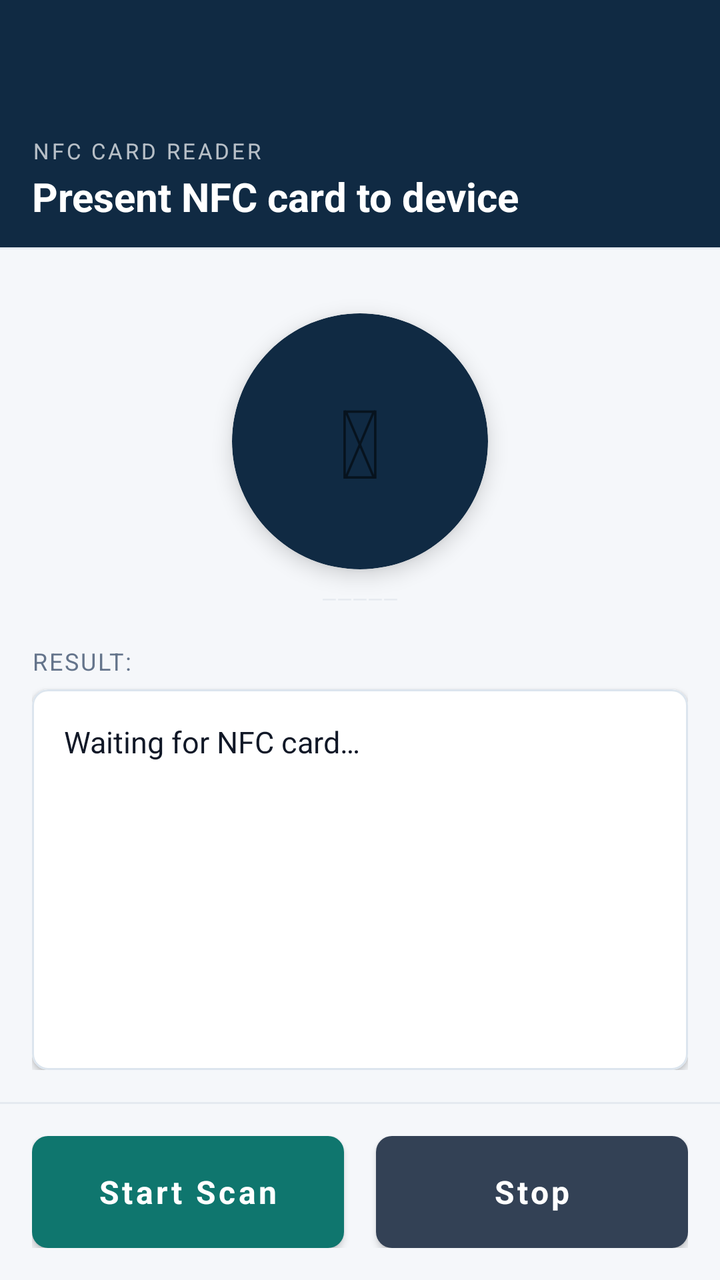
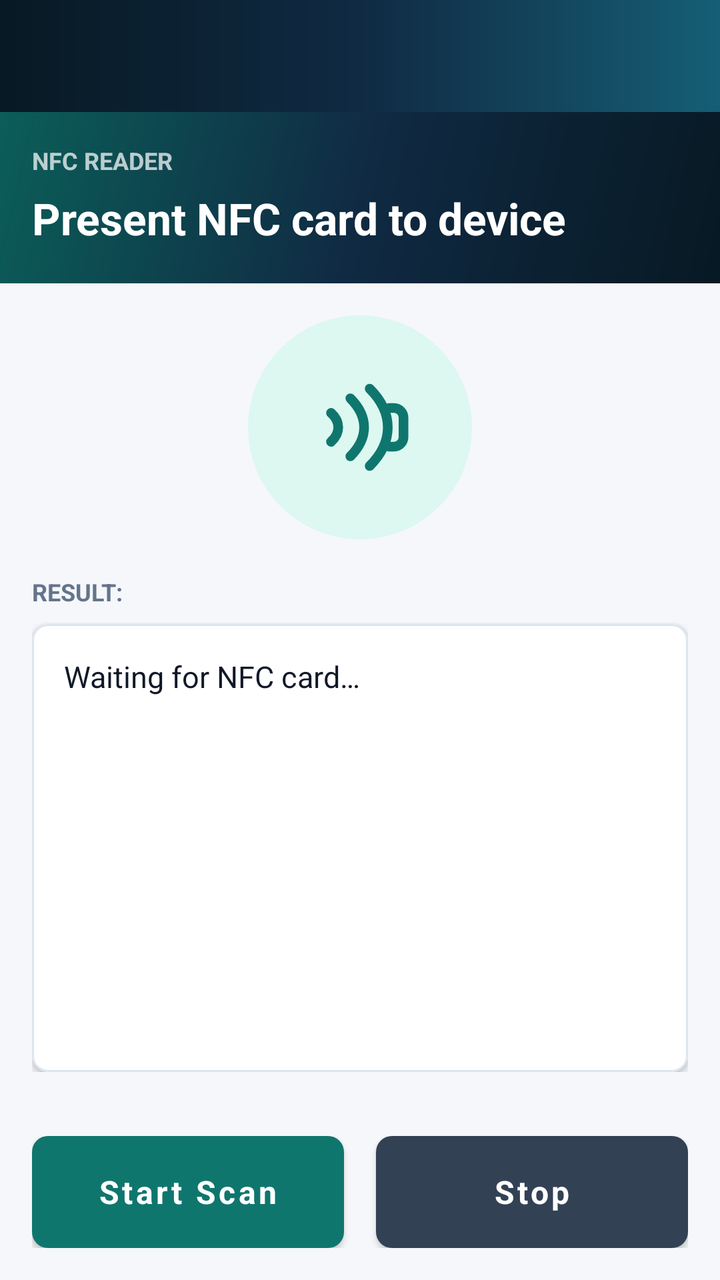

Screens rendered from an Android XML layout before and after an edit, with the pre-edit source and the edit as a unified diff.
<!-- AndroidManifest.xml: application theme AppTheme -->
<!-- res/layout/activity_nfc_read.xml -->
<?xml version="1.0" encoding="utf-8"?>
<LinearLayout xmlns:android="http://schemas.android.com/apk/res/android"
    xmlns:app="http://schemas.android.com/apk/res-auto"
    android:layout_width="match_parent"
    android:layout_height="match_parent"
    android:orientation="vertical"
    android:background="@color/background">

    <androidx.appcompat.widget.Toolbar
        android:id="@+id/toolbar"
        android:layout_width="match_parent"
        android:layout_height="?attr/actionBarSize"
        android:background="@color/primary"
        app:titleTextColor="@color/white" />

    
    <LinearLayout
        android:layout_width="match_parent"
        android:layout_height="wrap_content"
        android:orientation="vertical"
        android:paddingStart="@dimen/screen_margin"
        android:paddingEnd="@dimen/screen_margin"
        android:paddingTop="12dp"
        android:paddingBottom="12dp"
        android:background="@color/primary">

        <TextView
            android:layout_width="wrap_content"
            android:layout_height="wrap_content"
            android:text="NFC CARD READER"
            android:textColor="#B3FFFFFF"
            android:textSize="11sp"
            android:letterSpacing="0.12"
            android:textAllCaps="true" />

        <TextView
            android:layout_width="wrap_content"
            android:layout_height="wrap_content"
            android:text="Present NFC card to device"
            android:textColor="@color/white"
            android:textSize="20sp"
            android:textStyle="bold"
            android:layout_marginTop="2dp" />
    </LinearLayout>

    <View
        android:layout_width="match_parent"
        android:layout_height="1dp"
        android:background="@color/divider" />

    
    <LinearLayout
        android:layout_width="match_parent"
        android:layout_height="0dp"
        android:layout_weight="1"
        android:orientation="vertical"
        android:gravity="center_horizontal"
        android:padding="@dimen/screen_margin">

        
        <com.google.android.material.card.MaterialCardView
            app:cardCornerRadius="64dp"
            app:cardElevation="6dp"
            app:cardBackgroundColor="@color/primary"
            android:layout_width="128dp"
            android:layout_height="128dp"
            android:layout_marginTop="16dp"
            android:layout_marginBottom="8dp">
            <LinearLayout
                android:layout_width="match_parent"
                android:layout_height="match_parent"
                android:gravity="center"
                android:orientation="vertical">
                <TextView
                    android:layout_width="wrap_content"
                    android:layout_height="wrap_content"
                    android:text="&#x1F4F6;"
                    android:textSize="48sp" />
            </LinearLayout>
        </com.google.android.material.card.MaterialCardView>

        
        <TextView
            android:layout_width="wrap_content"
            android:layout_height="wrap_content"
            android:text="&#x2014;&#x2014;&#x2014;&#x2014;&#x2014;"
            android:textColor="@color/divider"
            android:textSize="10sp"
            android:layout_marginBottom="16dp" />

        
        <TextView
            android:layout_width="match_parent"
            android:layout_height="wrap_content"
            android:text="@string/nfc_read_result_label"
            android:textColor="@color/text_secondary"
            android:textSize="12sp"
            android:textAllCaps="true"
            android:letterSpacing="0.08"
            android:layout_marginBottom="6dp" />

        
        <com.google.android.material.card.MaterialCardView
            style="@style/AppCard"
            android:layout_width="match_parent"
            android:layout_height="0dp"
            android:layout_weight="1">
            <ScrollView
                android:layout_width="match_parent"
                android:layout_height="match_parent">
                <TextView
                    android:id="@+id/tv_info"
                    android:layout_width="match_parent"
                    android:layout_height="wrap_content"
                    android:padding="16dp"
                    android:textColor="@color/text_primary"
                    android:textSize="15sp"
                    android:lineSpacingMultiplier="1.4"
                    android:text="@string/nfc_read_waiting" />
            </ScrollView>
        </com.google.android.material.card.MaterialCardView>

    </LinearLayout>

    <View
        android:layout_width="match_parent"
        android:layout_height="1dp"
        android:background="@color/divider" />

    
    <LinearLayout
        android:layout_width="match_parent"
        android:layout_height="wrap_content"
        android:orientation="horizontal"
        android:padding="@dimen/screen_margin">

        <com.google.android.material.button.MaterialButton
            android:id="@+id/btn_start_scan"
            style="@style/AccentButton"
            android:layout_width="0dp"
            android:layout_height="@dimen/button_height"
            android:layout_weight="1"
            android:layout_marginEnd="8dp"
            android:text="@string/nfc_read_start" />

        <com.google.android.material.button.MaterialButton
            android:id="@+id/btn_stop_scan"
            style="@style/SecondaryButton"
            android:layout_width="0dp"
            android:layout_height="@dimen/button_height"
            android:layout_weight="1"
            android:layout_marginStart="8dp"
            android:text="@string/nfc_read_stop" />
    </LinearLayout>

</LinearLayout>
<!-- resources referenced by this layout -->
<resources>
  <color name="background">#F5F7FA</color>
  <color name="divider">#E5EAF0</color>
  <color name="primary">#102A43</color>
  <color name="text_primary">#111827</color>
  <color name="text_secondary">#64748B</color>
  <color name="white">#FFFFFF</color>
  <dimen name="button_height">56dp</dimen>
  <dimen name="screen_margin">16dp</dimen>
  <string name="nfc_read_result_label">Result:</string>
  <string name="nfc_read_start">Start Scan</string>
  <string name="nfc_read_stop">Stop</string>
  <string name="nfc_read_waiting">Waiting for NFC card\u2026</string>
  <style name="AppCard" parent="Widget.MaterialComponents.CardView">
          <item name="cardCornerRadius">@dimen/card_corner_radius</item>
          <item name="cardElevation">@dimen/card_elevation</item>
          <item name="cardBackgroundColor">@color/card</item>
          <item name="strokeColor">@color/card_stroke</item>
          <item name="strokeWidth">1dp</item>
      </style>
  <color name="accent">#0F766E</color>
  <color name="accent_dark">#0B5E59</color>
  <dimen name="card_corner_radius">8dp</dimen>
  <dimen name="card_elevation">2dp</dimen>
  <color name="card">#FFFFFF</color>
  <color name="card_stroke">#DCE5EE</color>
  <color name="btn_secondary">#334155</color>
  <color name="primary_dark">#071923</color>
  <!-- unchanged entries left out for length: 3 -->
</resources>

<!-- the commit's change to res/layout/activity_nfc_read.xml (unified diff, before → after) -->
@@ -3,131 +3,95 @@
     xmlns:app="http://schemas.android.com/apk/res-auto"
     android:layout_width="match_parent"
     android:layout_height="match_parent"
-    android:orientation="vertical"
-    android:background="@color/background">
+    android:background="@color/background"
+    android:orientation="vertical">
 
     <androidx.appcompat.widget.Toolbar
         android:id="@+id/toolbar"
+        style="@style/AppToolbar"
         android:layout_width="match_parent"
         android:layout_height="?attr/actionBarSize"
-        android:background="@color/primary"
         app:titleTextColor="@color/white" />
 
-    
     <LinearLayout
         android:layout_width="match_parent"
         android:layout_height="wrap_content"
+        android:background="@drawable/bg_amount_panel"
         android:orientation="vertical"
         android:paddingStart="@dimen/screen_margin"
+        android:paddingTop="16dp"
         android:paddingEnd="@dimen/screen_margin"
-        android:paddingTop="12dp"
-        android:paddingBottom="12dp"
-        android:background="@color/primary">
+        android:paddingBottom="18dp">
 
         <TextView
+            style="@style/TextSectionLabel"
             android:layout_width="wrap_content"
             android:layout_height="wrap_content"
-            android:text="NFC CARD READER"
-            android:textColor="#B3FFFFFF"
-            android:textSize="11sp"
-            android:letterSpacing="0.12"
-            android:textAllCaps="true" />
+            android:text="@string/nfc_read_header_label"
+            android:textColor="#B8FFFFFF" />
 
         <TextView
-            android:layout_width="wrap_content"
+            android:layout_width="match_parent"
             android:layout_height="wrap_content"
-            android:text="Present NFC card to device"
+            android:layout_marginTop="6dp"
+            android:text="@string/nfc_read_header_title"
             android:textColor="@color/white"
-            android:textSize="20sp"
-            android:textStyle="bold"
-            android:layout_marginTop="2dp" />
+            android:textSize="22sp"
+            android:textStyle="bold" />
     </LinearLayout>
 
-    <View
-        android:layout_width="match_parent"
-        android:layout_height="1dp"
-        android:background="@color/divider" />
-
-    
     <LinearLayout
         android:layout_width="match_parent"
         android:layout_height="0dp"
         android:layout_weight="1"
+        android:gravity="center_horizontal"
         android:orientation="vertical"
-        android:gravity="center_horizontal"
         android:padding="@dimen/screen_margin">
 
-        
-        <com.google.android.material.card.MaterialCardView
-            app:cardCornerRadius="64dp"
-            app:cardElevation="6dp"
-            app:cardBackgroundColor="@color/primary"
-            android:layout_width="128dp"
-            android:layout_height="128dp"
-            android:layout_marginTop="16dp"
-            android:layout_marginBottom="8dp">
-            <LinearLayout
-                android:layout_width="match_parent"
-                android:layout_height="match_parent"
-                android:gravity="center"
-                android:orientation="vertical">
-                <TextView
-                    android:layout_width="wrap_content"
-                    android:layout_height="wrap_content"
-                    android:text="&#x1F4F6;"
-                    android:textSize="48sp" />
-            </LinearLayout>
-        </com.google.android.material.card.MaterialCardView>
+        <FrameLayout
+            android:layout_width="112dp"
+            android:layout_height="112dp"
+            android:background="@drawable/bg_soft_accent_circle">
 
-        
+            <ImageView
+                android:layout_width="58dp"
+                android:layout_height="58dp"
+                android:layout_gravity="center"
+                android:contentDescription="@null"
+                android:src="@drawable/ic_nfc_scan" />
+        </FrameLayout>
+
         <TextView
-            android:layout_width="wrap_content"
-            android:layout_height="wrap_content"
-            android:text="&#x2014;&#x2014;&#x2014;&#x2014;&#x2014;"
-            android:textColor="@color/divider"
-            android:textSize="10sp"
-            android:layout_marginBottom="16dp" />
-
-        
-        <TextView
+            style="@style/TextSectionLabel"
             android:layout_width="match_parent"
             android:layout_height="wrap_content"
-            android:text="@string/nfc_read_result_label"
-            android:textColor="@color/text_secondary"
-            android:textSize="12sp"
-            android:textAllCaps="true"
-            android:letterSpacing="0.08"
-            android:layout_marginBottom="6dp" />
+            android:layout_marginTop="18dp"
+            android:layout_marginBottom="8dp"
+            android:text="@string/nfc_read_result_label" />
 
-        
         <com.google.android.material.card.MaterialCardView
             style="@style/AppCard"
             android:layout_width="match_parent"
             android:layout_height="0dp"
             android:layout_weight="1">
+
             <ScrollView
                 android:layout_width="match_parent"
                 android:layout_height="match_parent">
+
                 <TextView
                     android:id="@+id/tv_info"
                     android:layout_width="match_parent"
                     android:layout_height="wrap_content"
+                    android:lineSpacingMultiplier="1.35"
                     android:padding="16dp"
+                    android:text="@string/nfc_read_waiting"
                     android:textColor="@color/text_primary"
-                    android:textSize="15sp"
-                    android:lineSpacingMultiplier="1.4"
-                    android:text="@string/nfc_read_waiting" />
+                    android:textSize="15sp" />
             </ScrollView>
         </com.google.android.material.card.MaterialCardView>
-
     </LinearLayout>
 
-    <View
-        android:layout_width="match_parent"
-        android:layout_height="1dp"
-        android:background="@color/divider" />
-
-    
     <LinearLayout
         android:layout_width="match_parent"
         android:layout_height="wrap_content"
@@ -139,8 +103,8 @@
             style="@style/AccentButton"
             android:layout_width="0dp"
             android:layout_height="@dimen/button_height"
+            android:layout_marginEnd="8dp"
             android:layout_weight="1"
-            android:layout_marginEnd="8dp"
             android:text="@string/nfc_read_start" />
 
         <com.google.android.material.button.MaterialButton
@@ -148,9 +112,8 @@
             style="@style/SecondaryButton"
             android:layout_width="0dp"
             android:layout_height="@dimen/button_height"
+            android:layout_marginStart="8dp"
             android:layout_weight="1"
-            android:layout_marginStart="8dp"
             android:text="@string/nfc_read_stop" />
     </LinearLayout>
-
 </LinearLayout>
<!-- resource entries referenced after the edit -->
@@ -1,13 +1,50 @@
 <!-- resources referenced by this layout -->
 <resources>
   <color name="background">#F5F7FA</color>
-  <color name="divider">#E5EAF0</color>
   <color name="primary">#102A43</color>
   <color name="text_primary">#111827</color>
   <color name="text_secondary">#64748B</color>
+  <color name="primary_variant">#155E75</color>
   <color name="white">#FFFFFF</color>
   <dimen name="button_height">56dp</dimen>
   <dimen name="screen_margin">16dp</dimen>
+  <!-- drawable bg_amount_panel (drawable) -->
+  <?xml version="1.0" encoding="utf-8"?>
+  <shape xmlns:android="http://schemas.android.com/apk/res/android">
+      <gradient
+          android:angle="135"
+          android:startColor="@color/primary_dark"
+          android:centerColor="@color/primary"
+          android:endColor="@color/accent_dark" />
+  </shape>
+  <!-- drawable bg_soft_accent_circle (drawable) -->
+  <?xml version="1.0" encoding="utf-8"?>
+  <shape xmlns:android="http://schemas.android.com/apk/res/android"
+      android:shape="oval">
+      <solid android:color="@color/accent_soft" />
+  </shape>
+  <!-- drawable ic_nfc_scan (drawable) -->
+  <?xml version="1.0" encoding="utf-8"?>
+  <vector xmlns:android="http://schemas.android.com/apk/res/android"
+      android:width="48dp"
+      android:height="48dp"
+      android:viewportWidth="24"
+      android:viewportHeight="24">
+      <path
+          android:fillColor="@android:color/transparent"
+          android:pathData="M6,9c2,1.8 2,4.2 0,6M10,6c3.8,3.8 3.8,8.2 0,12M14,4c5,5 5,11 0,16"
+          android:strokeColor="@color/accent"
+          android:strokeLineCap="round"
+          android:strokeWidth="2" />
+      <path
+          android:fillColor="@android:color/transparent"
+          android:pathData="M18,8h1a2,2 0,0 1,2 2v4a2,2 0,0 1,-2 2h-1"
+          android:strokeColor="@color/accent"
+          android:strokeLineCap="round"
+          android:strokeWidth="2" />
+  </vector>
+  <string name="nfc_read_header_label">NFC reader</string>
+  <string name="nfc_read_header_title">Present NFC card to device</string>
   <string name="nfc_read_result_label">Result:</string>
   <string name="nfc_read_start">Start Scan</string>
   <string name="nfc_read_stop">Stop</string>
@@ -19,12 +56,32 @@
           <item name="strokeColor">@color/card_stroke</item>
           <item name="strokeWidth">1dp</item>
       </style>
+  <style name="AppToolbar">
+          <item name="android:background">@drawable/bg_toolbar</item>
+          <item name="android:elevation">0dp</item>
+      </style>
+  <style name="TextSectionLabel">
+          <item name="android:textColor">@color/text_secondary</item>
+          <item name="android:textSize">12sp</item>
+          <item name="android:textStyle">bold</item>
+          <item name="android:textAllCaps">true</item>
+      </style>
   <color name="accent">#0F766E</color>
   <color name="accent_dark">#0B5E59</color>
+  <color name="accent_soft">#DDF7F1</color>
   <dimen name="card_corner_radius">8dp</dimen>
   <dimen name="card_elevation">2dp</dimen>
   <color name="card">#FFFFFF</color>
   <color name="card_stroke">#DCE5EE</color>
+  <!-- drawable bg_toolbar (drawable) -->
+  <?xml version="1.0" encoding="utf-8"?>
+  <shape xmlns:android="http://schemas.android.com/apk/res/android">
+      <gradient
+          android:angle="0"
+          android:startColor="@color/primary_dark"
+          android:centerColor="@color/primary"
+          android:endColor="@color/primary_variant" />
+  </shape>
   <color name="btn_secondary">#334155</color>
   <color name="primary_dark">#071923</color>
   <!-- unchanged entries left out for length: 3 -->
